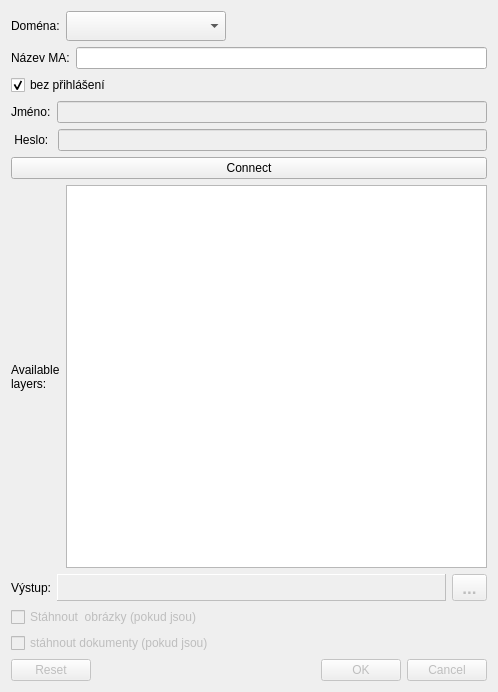
First picture: the form in download_data_dialog_base.ui, repository geosense/DownloadData, before the edit.
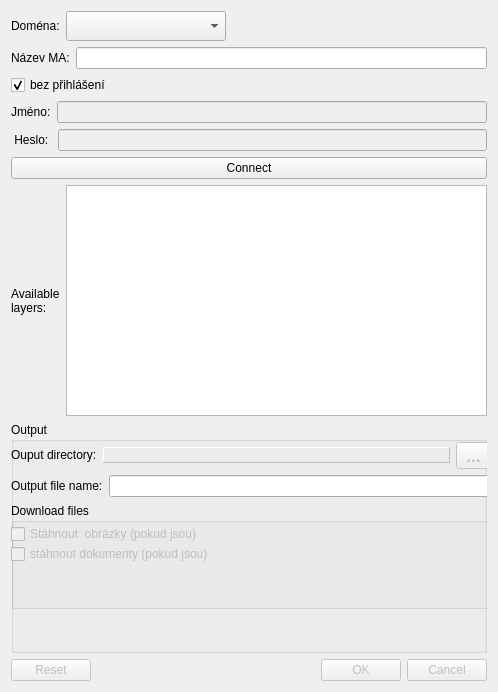
Second picture: the form after the edit.

Commit message: more complex download dialog

The edit to the form file:
```diff
--- a/download_data_dialog_base.ui
+++ b/download_data_dialog_base.ui
@@ -228,11 +228,44 @@
     </layout>
    </item>
    <item>
+    <widget class="QGroupBox" name="groupBox">
+     <property name="sizePolicy">
+      <sizepolicy hsizetype="Expanding" vsizetype="Expanding">
+       <horstretch>0</horstretch>
+       <verstretch>0</verstretch>
+      </sizepolicy>
+     </property>
+     <property name="title">
+      <string>Output</string>
+     </property>
+     <property name="flat">
+      <bool>false</bool>
+     </property>
+     <property name="checkable">
+      <bool>false</bool>
+     </property>
+     <widget class="QWidget" name="layoutWidget">
+      <property name="geometry">
+       <rect>
+        <x>0</x>
+        <y>20</y>
+        <width>480</width>
+        <height>167</height>
+       </rect>
+      </property>
+      <layout class="QVBoxLayout" name="verticalLayout">
+       <item>
     <layout class="QHBoxLayout" name="horizontalLayout_6">
      <item>
       <widget class="QLabel" name="label_5">
+           <property name="sizePolicy">
+            <sizepolicy hsizetype="Preferred" vsizetype="Maximum">
+             <horstretch>0</horstretch>
+             <verstretch>0</verstretch>
+            </sizepolicy>
+           </property>
        <property name="text">
-        <string>Výstup:</string>
+            <string>Ouput directory:</string>
        </property>
       </widget>
      </item>
@@ -242,7 +275,7 @@
         <bool>false</bool>
        </property>
        <property name="sizePolicy">
-        <sizepolicy hsizetype="Expanding" vsizetype="Preferred">
+            <sizepolicy hsizetype="Expanding" vsizetype="Maximum">
          <horstretch>0</horstretch>
          <verstretch>0</verstretch>
         </sizepolicy>
@@ -262,14 +295,12 @@
       </widget>
      </item>
      <item>
-      <layout class="QHBoxLayout" name="horizontalLayout_5">
-       <item>
         <widget class="QToolButton" name="outputDirButton">
          <property name="enabled">
           <bool>false</bool>
          </property>
          <property name="sizePolicy">
-          <sizepolicy hsizetype="Preferred" vsizetype="Fixed">
+            <sizepolicy hsizetype="Preferred" vsizetype="Maximum">
            <horstretch>0</horstretch>
            <verstretch>0</verstretch>
           </sizepolicy>
@@ -302,31 +333,92 @@
        </item>
       </layout>
      </item>
+       <item>
+        <layout class="QHBoxLayout" name="horizontalLayout_8">
+         <property name="spacing">
+          <number>6</number>
+         </property>
+         <item>
+          <widget class="QLabel" name="label_7">
+           <property name="sizePolicy">
+            <sizepolicy hsizetype="Preferred" vsizetype="Maximum">
+             <horstretch>0</horstretch>
+             <verstretch>0</verstretch>
+            </sizepolicy>
+           </property>
+           <property name="text">
+            <string>Output file name:</string>
+           </property>
+          </widget>
+         </item>
+         <item>
+          <widget class="QLineEdit" name="outputFile">
+           <property name="enabled">
+            <bool>true</bool>
+           </property>
+           <property name="sizePolicy">
+            <sizepolicy hsizetype="Expanding" vsizetype="Maximum">
+             <horstretch>0</horstretch>
+             <verstretch>0</verstretch>
+            </sizepolicy>
+           </property>
+          </widget>
+         </item>
     </layout>
    </item>
    <item>
-    <layout class="QVBoxLayout" name="verticalLayout">
-     <item>
+        <widget class="QGroupBox" name="groupBox_2">
+         <property name="title">
+          <string>Download files</string>
+         </property>
+         <property name="flat">
+          <bool>true</bool>
+         </property>
+         <property name="checkable">
+          <bool>false</bool>
+         </property>
+         <property name="checked">
+          <bool>false</bool>
+         </property>
       <widget class="QCheckBox" name="images">
        <property name="enabled">
         <bool>false</bool>
        </property>
+          <property name="geometry">
+           <rect>
+            <x>0</x>
+            <y>20</y>
+            <width>478</width>
+            <height>22</height>
+           </rect>
+          </property>
        <property name="text">
         <string>Stáhnout  obrázky (pokud jsou)</string>
        </property>
       </widget>
-     </item>
-     <item>
       <widget class="QCheckBox" name="documents">
        <property name="enabled">
         <bool>false</bool>
        </property>
+          <property name="geometry">
+           <rect>
+            <x>0</x>
+            <y>40</y>
+            <width>478</width>
+            <height>22</height>
+           </rect>
+          </property>
        <property name="text">
         <string>stáhnout dokumenty (pokud jsou)</string>
        </property>
       </widget>
-     </item>
-    </layout>
+        </widget>
+       </item>
+      </layout>
+     </widget>
+     <zorder>layoutWidget</zorder>
+     <zorder>label_5</zorder>
+    </widget>
    </item>
    <item>
     <widget class="QDialogButtonBox" name="button_box">
```
Left out of the diff: 2 changed lines with no effect on the pictures. Lines whose indentation alone changed are shown as unchanged. The commit also changes 2 other files.
